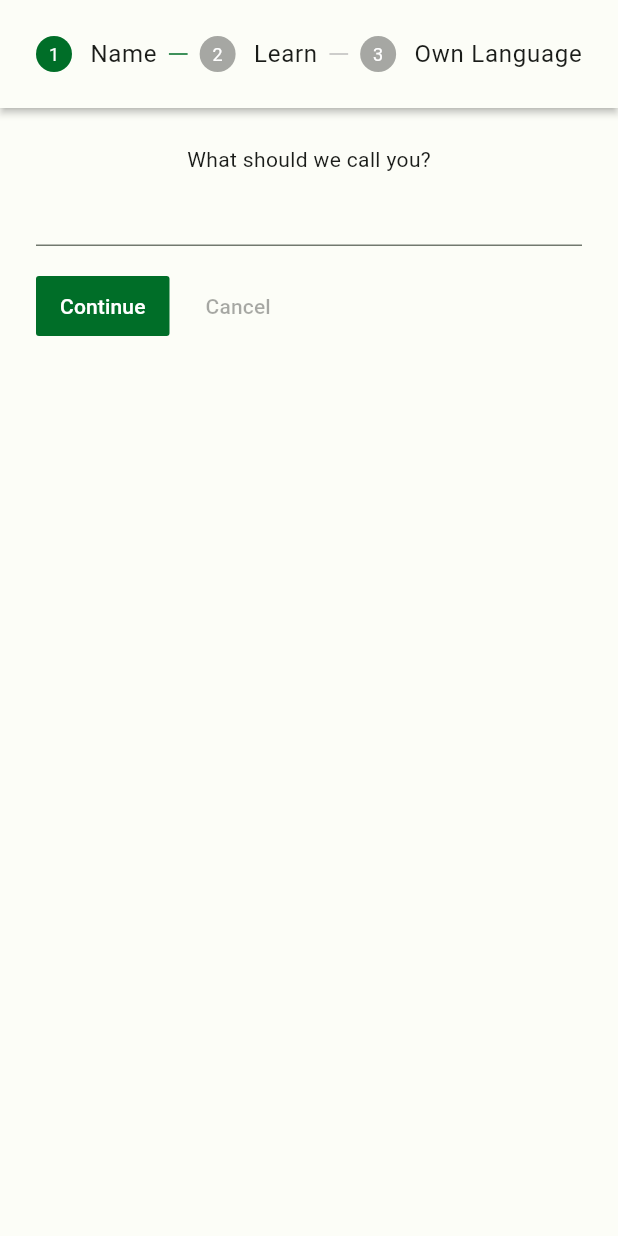
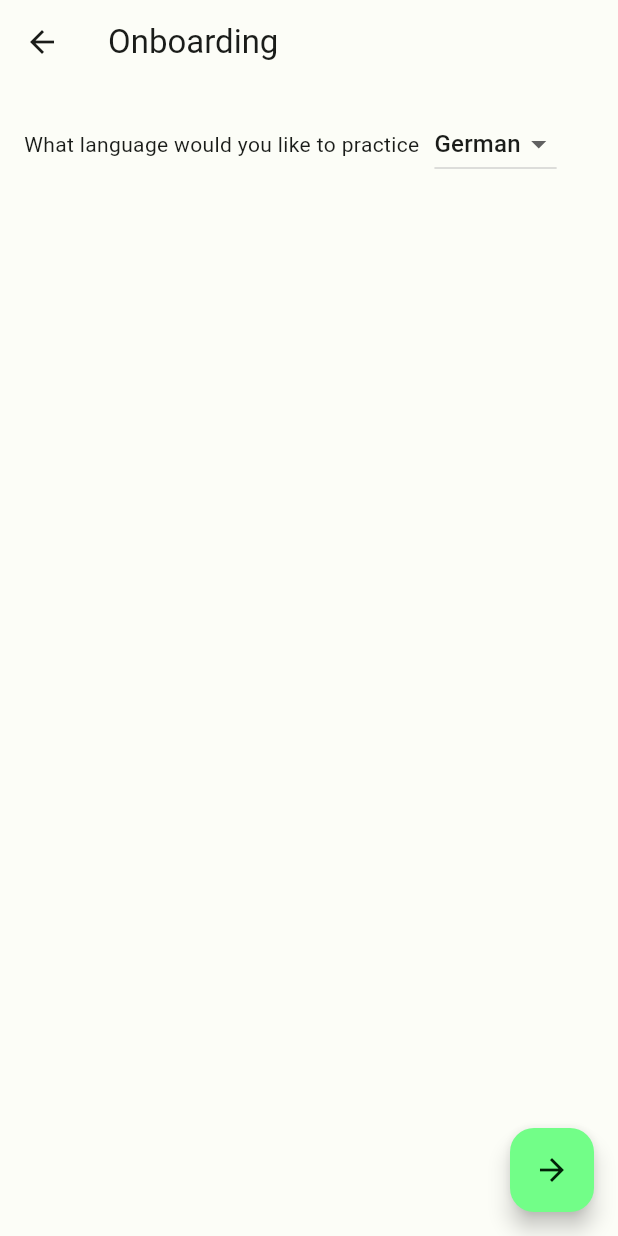
Before and after one commit to peer-rh/PolyApp, a Flutter app: the OnboardingPage screen opened directly, on a phone screen of 412 x 824 dp. Run offline on Flutter 3.47's test engine with Material 2 defaults, Android fonts, the phone set to English and light mode, and no system bars; our stand-ins replace audioplayers, cloud_firestore, cloud_functions, firebase_analytics, firebase_auth, firebase_core and 6 more; missing offline and left inert: firebase_app_check, purchases_flutter; accounts and stored records are empty; generated files the repository leaves out were written again; network calls fail.

Commit message:
started localization and changed scenarios

```diff
--- /dev/null
+++ b/language_pal/l10n.yaml
@@ -0,0 +1,3 @@
+arb-dir: lib/l10n
+template-arb-file: app_en.arb
+output-localization-file: app_localizations.dart
--- a/language_pal/lib/app.dart
+++ b/language_pal/lib/app.dart
@@ -6,6 +6,7 @@ import 'package:language_pal/auth/auth_provider.dart';
 import 'package:language_pal/auth/presentation/auth_page.dart';
 import 'package:language_pal/theme.dart';
 import 'package:provider/provider.dart';
+import 'package:flutter_gen/gen_l10n/app_localizations.dart';
 
 class App extends StatelessWidget {
   const App({super.key});
@@ -20,6 +21,8 @@ class App extends StatelessWidget {
         title: "LanguagePal",
         theme: lightTheme,
         darkTheme: darkTheme,
+        localizationsDelegates: AppLocalizations.localizationsDelegates,
+        supportedLocales: AppLocalizations.supportedLocales,
         home: Builder(
           builder: (context) {
             AuthProvider ap = context.watch();
--- a/language_pal/lib/app/home_page.dart
+++ b/language_pal/lib/app/home_page.dart
@@ -1,6 +1,6 @@
 import 'package:flutter/material.dart';
 import 'package:font_awesome_flutter/font_awesome_flutter.dart';
-import 'package:language_pal/app/chat/presentation/select_scenario_page.dart';
+import 'package:language_pal/app/scenario/select_scenario_page.dart';
 import 'package:language_pal/app/user/presentation/user_page.dart';
 
 class HomePage extends StatelessWidget {
--- a/language_pal/lib/app/user/presentation/onboarding.dart
+++ b/language_pal/lib/app/user/presentation/onboarding.dart
@@ -2,6 +2,7 @@ import 'package:flutter/material.dart';
 import 'package:language_pal/auth/auth_provider.dart';
 import 'package:language_pal/auth/models/user_model.dart';
 import 'package:provider/provider.dart';
+import 'package:flutter_gen/gen_l10n/app_localizations.dart';
 
 class OnboardingPage extends StatefulWidget {
   const OnboardingPage({Key? key}) : super(key: key);
@@ -11,103 +12,64 @@ class OnboardingPage extends StatefulWidget {
 }
 
 class _OnboardingPageState extends State<OnboardingPage> {
-  UserModel thisUser = UserModel("", null, "", "", 0);
-  final ownCont = TextEditingController();
+  UserModel thisUser = UserModel("", "", "de", 0);
   final learnCont = TextEditingController();
-  final nameCont = TextEditingController();
-  var currentStep = 0;
-  List<Step> getSteps() => [
-        Step(
-            state: currentStep > 0 ? StepState.complete : StepState.indexed,
-            isActive: currentStep == 0,
-            title: const Text("Name"),
-            content: Column(children: [
-              const Text("What should we call you?"),
-              TextField(
-                controller: nameCont,
-              )
-            ])),
-        Step(
-            state: currentStep > 1 ? StepState.complete : StepState.indexed,
-            isActive: currentStep == 1,
-            title: const Text("Learn"),
-            content: Column(
-              children: [
-                const Text("What Lanfuage do you want to learn"),
-                DropdownMenu(
-                    initialSelection: "en",
-                    controller: ownCont,
-                    dropdownMenuEntries: const [
-                      DropdownMenuEntry(value: "de", label: "German"),
-                      DropdownMenuEntry(value: "en", label: "English")
-                    ]),
-              ],
-            )),
-        Step(
-            state: currentStep > 2 ? StepState.complete : StepState.indexed,
-            isActive: currentStep == 2,
-            title: const Text("Own Language"),
-            content: Column(
-              children: [
-                const Text("What Language do you know"),
-                DropdownMenu(
-                    initialSelection: "de",
-                    controller: learnCont,
-                    dropdownMenuEntries: const [
-                      DropdownMenuEntry(value: "de", label: "German"),
-                      DropdownMenuEntry(value: "es", label: "Spanish"),
-                      DropdownMenuEntry(value: "it", label: "Italian"),
-                      DropdownMenuEntry(value: "en", label: "English")
-                    ]),
-              ],
-            ))
-      ];
 
   @override
   void didChangeDependencies() {
     AuthProvider ap = Provider.of(context);
-    thisUser.email = ap.firebaseUser?.email;
-    thisUser.name = ap.firebaseUser?.displayName ?? "";
-    if (thisUser.name != "") {
-      setState(() {
-        currentStep = 1;
-      });
-    }
+    thisUser.email = ap.firebaseUser!.email!;
+    thisUser.ownLang = AppLocalizations.of(context)!.localeName;
     super.didChangeDependencies();
   }
 
   @override
   void initState() {
-    nameCont.addListener(() => thisUser.name = nameCont.value.text);
-    ownCont.addListener(() => thisUser.ownLang = ownCont.value.text);
-    learnCont.addListener(() => thisUser.learnLang = learnCont.value.text);
-
     super.initState();
   }
 
   @override
   Widget build(BuildContext context) {
     return Scaffold(
-      body: SafeArea(
-        child: Stepper(
-          type: StepperType.horizontal,
-          currentStep: currentStep,
-          onStepTapped: (step) => setState(() {
-            currentStep = step;
-          }),
-          onStepContinue: () {
-            if (currentStep == 2) {
-              AuthProvider ap = context.read();
-              ap.setUserModel(thisUser);
-            } else {
-              setState(() {
-                currentStep += 1;
-              });
-            }
+        appBar: AppBar(
+          title: Text(AppLocalizations.of(context)!.onboarding_title),
+        ),
+        floatingActionButton: FloatingActionButton(
+          onPressed: () {
+            Provider.of<AuthProvider>(context, listen: false)
+                .setUserModel(thisUser);
           },
-          steps: getSteps(),
+          child: const Icon(Icons.arrow_forward),
         ),
-      ),
-    );
+        body: Padding(
+          padding: const EdgeInsets.all(16),
+          child: Row(
+            children: [
+              Text(
+                  AppLocalizations.of(context)!.onboarding_learn_lang_question),
+              const SizedBox(
+                width: 10,
+              ),
+              DropdownButton<String>(
+                value: thisUser.learnLang,
+                onChanged: (String? newValue) {
+                  setState(() {
+                    thisUser.learnLang = newValue!;
+                  });
+                },
+                items: const [
+                  DropdownMenuItem<String>(
+                    value: "en",
+                    child: Text("English"),
+                  ),
+                  DropdownMenuItem<String>(
+                    value: "de",
+                    child: Text("German"),
+                  ),
+                ],
+              ),
+            ],
+          ),
+        ));
   }
 }
--- a/language_pal/lib/app/user/presentation/user_page.dart
+++ b/language_pal/lib/app/user/presentation/user_page.dart
@@ -23,8 +23,7 @@ class _UserPageState extends State<UserPage> {
         crossAxisAlignment: CrossAxisAlignment.center,
         children: [
           Container(),
-          Text("Email: ${ap.user?.email}"),
-          Text("Name: ${ap.user?.name}"),
+          Text("Email: ${ap.user!.email}"),
           if (ap.user?.email != null)
             FilledButton(
                 onPressed: () {
--- a/language_pal/lib/auth/models/user_model.dart
+++ b/language_pal/lib/auth/models/user_model.dart
@@ -1,17 +1,14 @@
 class UserModel {
-  String name;
-  String? email;
+  String email;
   bool premiumCustomer = false; // TODO
   String ownLang;
   String learnLang;
   int dailyMsgCount;
 
-  UserModel(
-      this.name, this.email, this.ownLang, this.learnLang, this.dailyMsgCount);
+  UserModel(this.email, this.ownLang, this.learnLang, this.dailyMsgCount);
 
   Map<String, dynamic> toMap() {
     return {
-      "name": name,
       "email": email,
       "ownLang": ownLang,
       "learnLang": learnLang,
--- /dev/null
+++ b/language_pal/lib/l10n/app_de.arb
@@ -0,0 +1,5 @@
+{
+    "onboarding_title": "Onboarding",
+    "onboarding_learn_lang_question": "Welche Sprache würden sie gerne üben?",
+    "whatScenario": "Welches Szenario würden sie gerne üben?"
+}
--- /dev/null
+++ b/language_pal/lib/l10n/app_en.arb
@@ -0,0 +1,5 @@
+{
+    "onboarding_title": "Onboarding",
+    "onboarding_learn_lang_question": "What language would you like to practice",
+    "whatScenario": "What Scenario do you want to practice?"
+}
```
Also changed, not shown: language_pal/assets/prompts/scenarios.json (+70 -49 lines), language_pal/lib/app/chat/models/scenarios_model.dart (deleted, +0 -36 lines), language_pal/lib/app/chat/presentation/chat_page.dart (+4 -12 lines), language_pal/lib/app/scenario/scenarios_model.dart (added, +36 -0 lines), language_pal/lib/app/scenario/select_scenario_page.dart (renamed from language_pal/lib/app/chat/presentation/select_scenario_page.dart, +14 -7 lines), language_pal/lib/auth/auth_provider.dart (+4 -8 lines), language_pal/pubspec.yaml (+6 -1 lines), language_pal/pubspec.lock, 36 other files.
